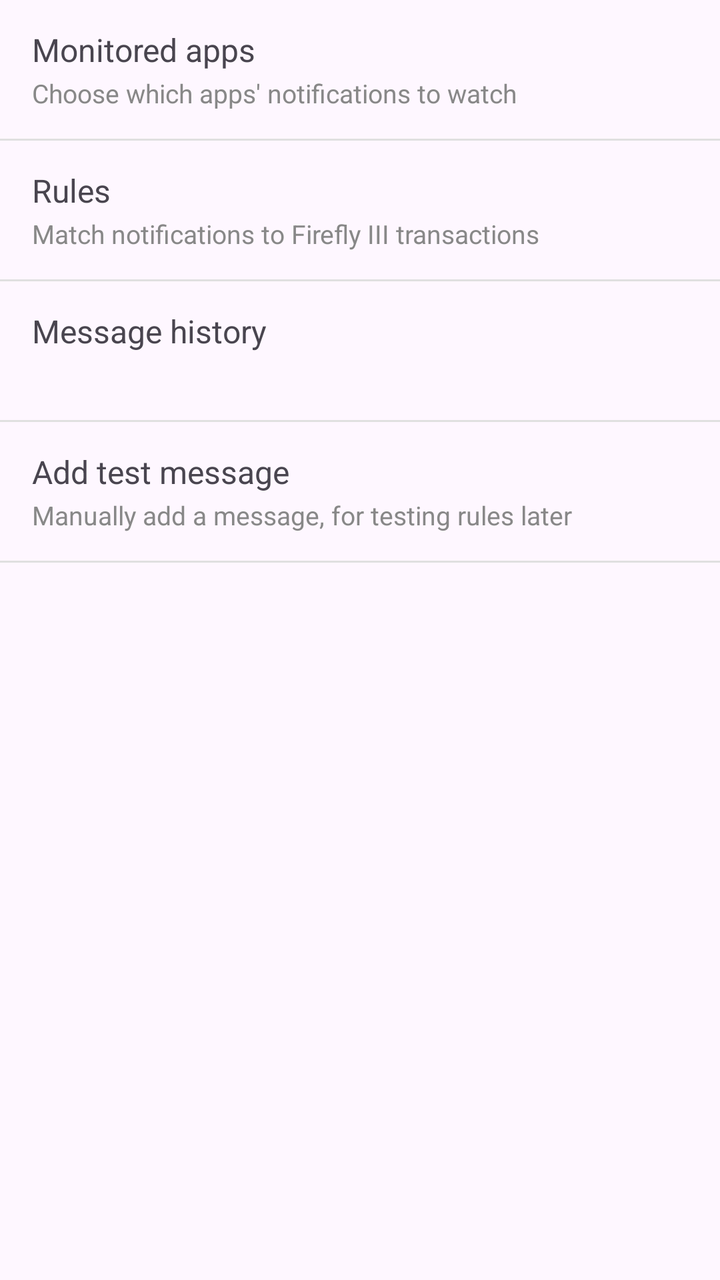
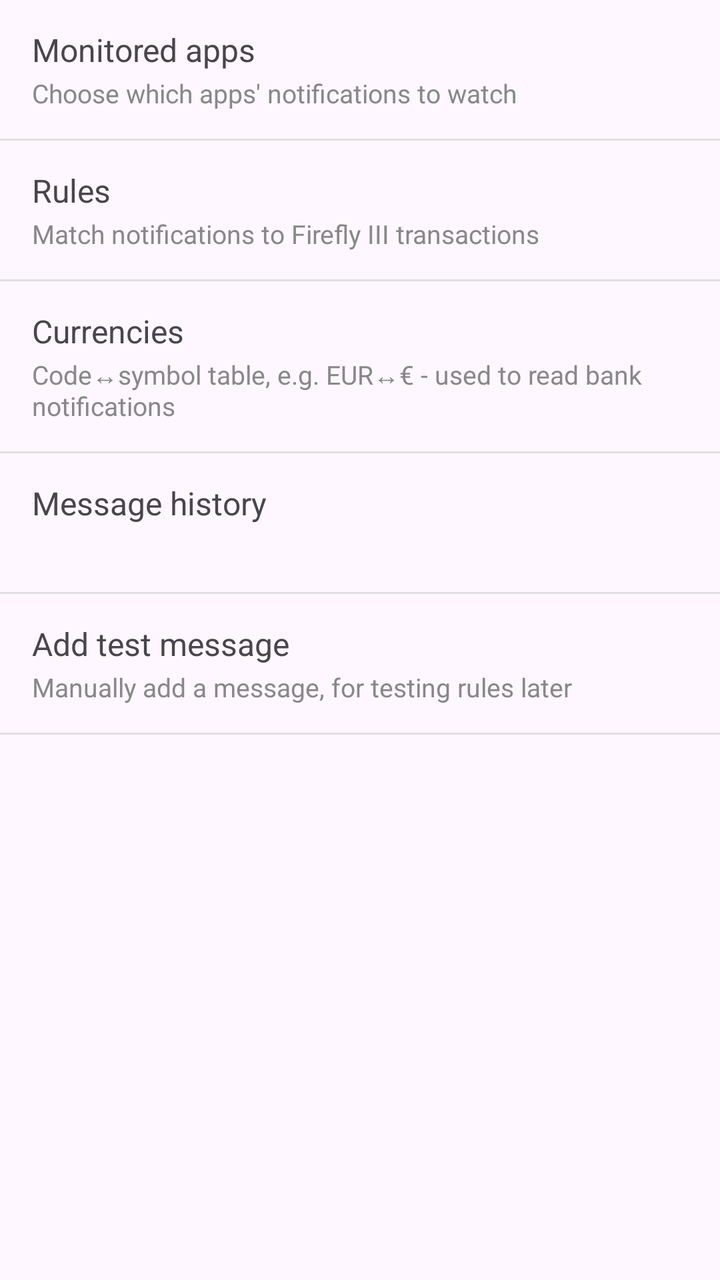

Screens rendered from an Android XML layout before and after an edit, with the pre-edit source and the edit as a unified diff.
<!-- AndroidManifest.xml: application theme Theme.FfNotifyImporter -->
<!-- res/layout/fragment_settings_root.xml -->
<?xml version="1.0" encoding="utf-8"?>
<LinearLayout xmlns:android="http://schemas.android.com/apk/res/android"
    android:layout_width="match_parent"
    android:layout_height="match_parent"
    android:orientation="vertical">

    <LinearLayout
        android:id="@+id/rowMonitoredApps"
        android:layout_width="match_parent"
        android:layout_height="wrap_content"
        android:background="?attr/selectableItemBackground"
        android:clickable="true"
        android:focusable="true"
        android:orientation="vertical"
        android:paddingStart="16dp"
        android:paddingTop="14dp"
        android:paddingEnd="16dp"
        android:paddingBottom="14dp">

        <TextView
            android:layout_width="match_parent"
            android:layout_height="wrap_content"
            android:text="@string/settings_monitored_apps_title"
            android:textSize="16sp" />

        <TextView
            android:layout_width="match_parent"
            android:layout_height="wrap_content"
            android:layout_marginTop="2dp"
            android:text="@string/settings_monitored_apps_subtitle"
            android:textColor="#888888"
            android:textSize="13sp" />

    </LinearLayout>

    <View
        android:layout_width="match_parent"
        android:layout_height="1dp"
        android:background="#E0E0E0" />

    <LinearLayout
        android:id="@+id/rowRules"
        android:layout_width="match_parent"
        android:layout_height="wrap_content"
        android:background="?attr/selectableItemBackground"
        android:clickable="true"
        android:focusable="true"
        android:orientation="vertical"
        android:paddingStart="16dp"
        android:paddingTop="14dp"
        android:paddingEnd="16dp"
        android:paddingBottom="14dp">

        <TextView
            android:layout_width="match_parent"
            android:layout_height="wrap_content"
            android:text="@string/settings_rules_title"
            android:textSize="16sp" />

        <TextView
            android:layout_width="match_parent"
            android:layout_height="wrap_content"
            android:layout_marginTop="2dp"
            android:text="@string/settings_rules_subtitle"
            android:textColor="#888888"
            android:textSize="13sp" />

    </LinearLayout>

    <View
        android:layout_width="match_parent"
        android:layout_height="1dp"
        android:background="#E0E0E0" />

    <LinearLayout
        android:id="@+id/rowMessageHistory"
        android:layout_width="match_parent"
        android:layout_height="wrap_content"
        android:background="?attr/selectableItemBackground"
        android:clickable="true"
        android:focusable="true"
        android:orientation="vertical"
        android:paddingStart="16dp"
        android:paddingTop="14dp"
        android:paddingEnd="16dp"
        android:paddingBottom="14dp">

        <TextView
            android:layout_width="match_parent"
            android:layout_height="wrap_content"
            android:text="@string/settings_message_history_title"
            android:textSize="16sp" />

        <TextView
            android:id="@+id/rowMessageHistorySubtitle"
            android:layout_width="match_parent"
            android:layout_height="wrap_content"
            android:layout_marginTop="2dp"
            android:textColor="#888888"
            android:textSize="13sp" />

    </LinearLayout>

    <View
        android:layout_width="match_parent"
        android:layout_height="1dp"
        android:background="#E0E0E0" />

    <LinearLayout
        android:id="@+id/rowAddTestMessage"
        android:layout_width="match_parent"
        android:layout_height="wrap_content"
        android:background="?attr/selectableItemBackground"
        android:clickable="true"
        android:focusable="true"
        android:orientation="vertical"
        android:paddingStart="16dp"
        android:paddingTop="14dp"
        android:paddingEnd="16dp"
        android:paddingBottom="14dp">

        <TextView
            android:layout_width="match_parent"
            android:layout_height="wrap_content"
            android:text="@string/settings_add_test_message_title"
            android:textSize="16sp" />

        <TextView
            android:layout_width="match_parent"
            android:layout_height="wrap_content"
            android:layout_marginTop="2dp"
            android:text="@string/settings_add_test_message_subtitle"
            android:textColor="#888888"
            android:textSize="13sp" />

    </LinearLayout>

    <View
        android:layout_width="match_parent"
        android:layout_height="1dp"
        android:background="#E0E0E0" />

</LinearLayout>
<!-- resources referenced by this layout -->
<resources>
  <string name="settings_add_test_message_subtitle">Manually add a message, for testing rules later</string>
  <string name="settings_add_test_message_title">Add test message</string>
  <string name="settings_message_history_title">Message history</string>
  <string name="settings_monitored_apps_subtitle">Choose which apps\' notifications to watch</string>
  <string name="settings_monitored_apps_title">Monitored apps</string>
  <string name="settings_rules_subtitle">Match notifications to Firefly III transactions</string>
  <string name="settings_rules_title">Rules</string>
  <style name="Theme.FfNotifyImporter" parent="Theme.Material3.DayNight.NoActionBar" />
</resources>

<!-- the commit's change to res/layout/fragment_settings_root.xml (unified diff, before → after) -->
@@ -62,6 +62,40 @@
             android:layout_height="wrap_content"
             android:layout_marginTop="2dp"
             android:text="@string/settings_rules_subtitle"
+            android:textColor="#888888"
+            android:textSize="13sp" />
+
+    </LinearLayout>
+
+    <View
+        android:layout_width="match_parent"
+        android:layout_height="1dp"
+        android:background="#E0E0E0" />
+
+    <LinearLayout
+        android:id="@+id/rowCurrencies"
+        android:layout_width="match_parent"
+        android:layout_height="wrap_content"
+        android:background="?attr/selectableItemBackground"
+        android:clickable="true"
+        android:focusable="true"
+        android:orientation="vertical"
+        android:paddingStart="16dp"
+        android:paddingTop="14dp"
+        android:paddingEnd="16dp"
+        android:paddingBottom="14dp">
+
+        <TextView
+            android:layout_width="match_parent"
+            android:layout_height="wrap_content"
+            android:text="@string/settings_currencies_title"
+            android:textSize="16sp" />
+
+        <TextView
+            android:layout_width="match_parent"
+            android:layout_height="wrap_content"
+            android:layout_marginTop="2dp"
+            android:text="@string/settings_currencies_subtitle"
             android:textColor="#888888"
             android:textSize="13sp" />
 
<!-- resource entries referenced after the edit -->
@@ -2,6 +2,8 @@
 <resources>
   <string name="settings_add_test_message_subtitle">Manually add a message, for testing rules later</string>
   <string name="settings_add_test_message_title">Add test message</string>
+  <string name="settings_currencies_subtitle">Code↔symbol table, e.g. EUR↔€ - used to read bank notifications</string>
+  <string name="settings_currencies_title">Currencies</string>
   <string name="settings_message_history_title">Message history</string>
   <string name="settings_monitored_apps_subtitle">Choose which apps\' notifications to watch</string>
   <string name="settings_monitored_apps_title">Monitored apps</string>
